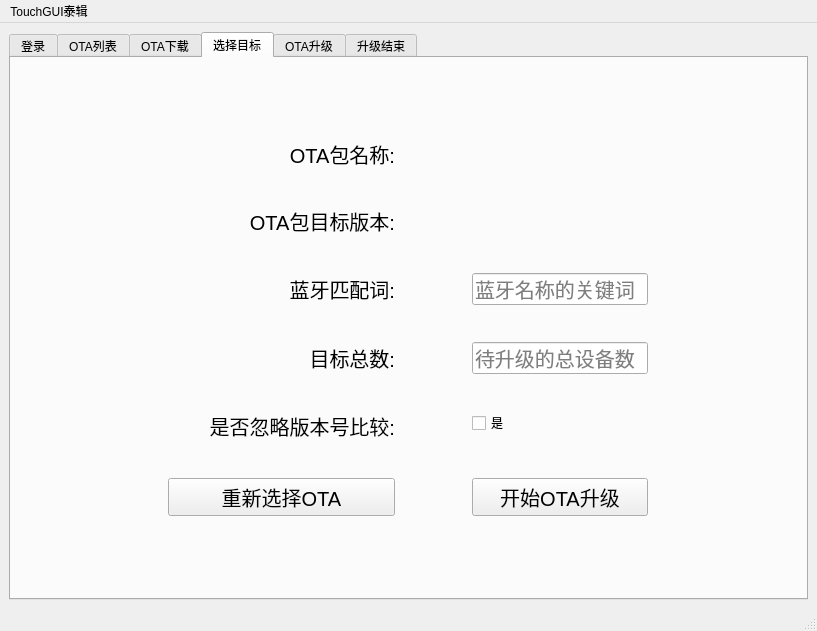
Old version of the form mainwindow.ui in the repository hucheng-yyds/TouchGUI_OTA_Tool.
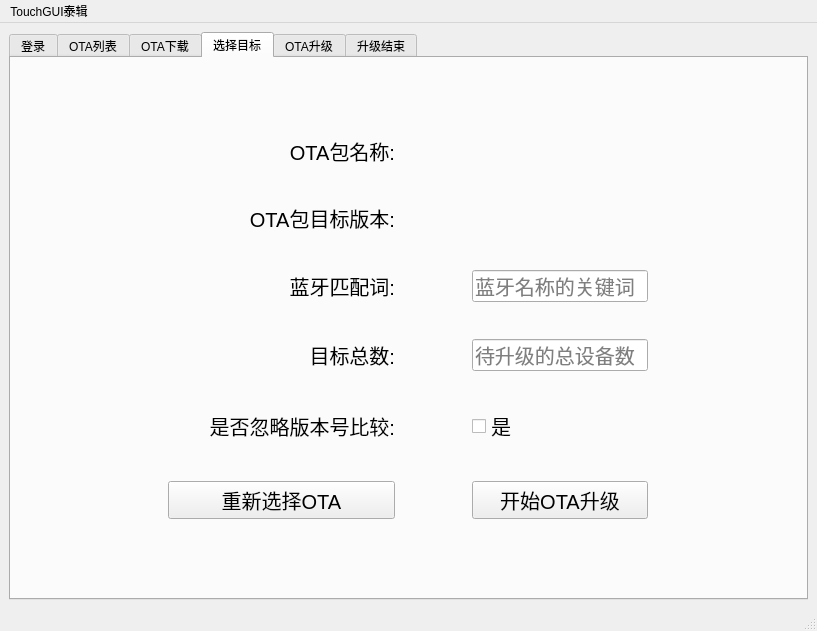
New version of the form. Icons and pictures are not drawn.

Patch:
```diff
--- a/mainwindow.ui
+++ b/mainwindow.ui
@@ -731,11 +731,11 @@
            </item>
            <item row="4" column="1">
             <widget class="QCheckBox" name="checkBox">
-             <property name="maximumSize">
-              <size>
-               <width>16777215</width>
-               <height>24</height>
-              </size>
+             <property name="font">
+              <font>
+               <family>Microsoft YaHei UI</family>
+               <pointsize>15</pointsize>
+              </font>
              </property>
              <property name="text">
               <string>是</string>
```
Left out of the diff: 6 changed lines with no effect on the pictures.
